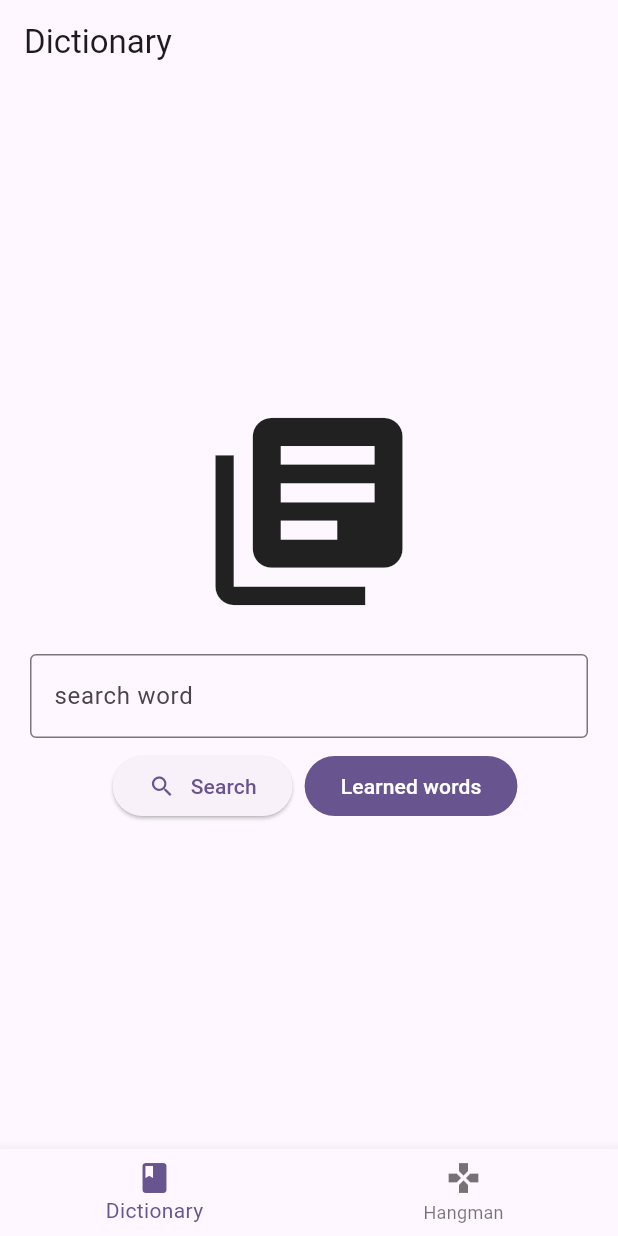
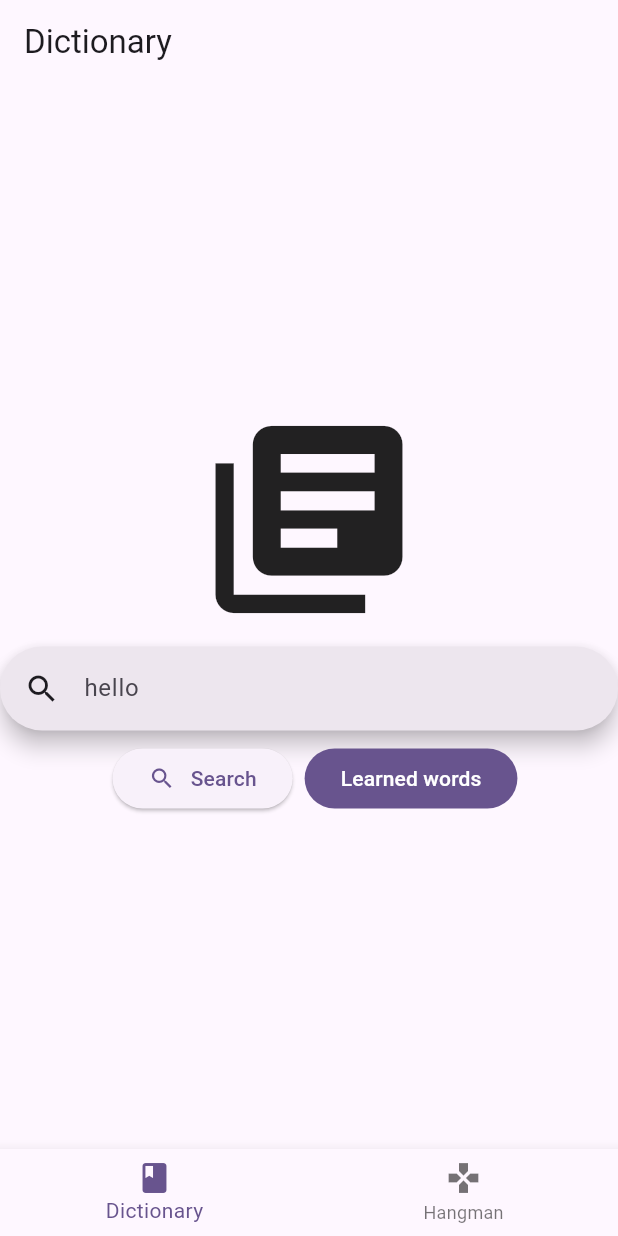
Before and after one commit to thaiminh2022/app_ta, a Flutter app: the screen it shows after launch, on a phone screen of 412 x 824 dp. Run offline on Flutter 3.47's test engine with Material 3 defaults, Android fonts, the light colour scheme and no system bars; our stand-ins replace csv.

Commit message:
use SearchController

```diff
--- a/lib/features/dictionary/presentation/index.dart
+++ b/lib/features/dictionary/presentation/index.dart
@@ -7,29 +7,19 @@ import 'package:flutter/material.dart';
 class DictionarySearch extends StatelessWidget {
   DictionarySearch({super.key});
 
-  final TextEditingController _controller = TextEditingController();
+  final SearchController _controller = SearchController();
 
   @override
   Widget build(BuildContext context) {
     return Scaffold(
       appBar: AppBar(title: Text("Dictionary")),
-      body: Container(
-        margin: EdgeInsets.all(20),
-        child: Center(
+      body: Center(
         child: Column(
           mainAxisAlignment: MainAxisAlignment.center,
           children: [
             Icon(Icons.library_books, size: 150),
-              SizedBox(height: 20),
-              TextField(
-                controller: _controller,
-
-                decoration: InputDecoration(
-                  border: OutlineInputBorder(),
-                  hintText: "Seach term",
-                  label: Text("search word"),
-                ),
-              ),
+            SizedBox(height: 10),
+            DictionarySearchBarView(controller: _controller),
             Row(
               mainAxisAlignment: MainAxisAlignment.center,
               children: [
@@ -72,7 +62,33 @@ class DictionarySearch extends StatelessWidget {
           ],
         ),
       ),
-      ),
     );
   }
 }
+
+class DictionarySearchBarView extends StatelessWidget {
+  const DictionarySearchBarView({super.key, required this.controller});
+
+  final SearchController controller;
+
+  @override
+  Widget build(BuildContext context) {
+    return SearchAnchor(
+      searchController: controller,
+      suggestionsBuilder: (context, controller) {
+        return [];
+      },
+      builder: (context, controller) {
+        return SearchBar(
+          controller: controller,
+          hintText: "hello",
+          padding: const WidgetStatePropertyAll<EdgeInsets>(
+            EdgeInsets.symmetric(horizontal: 16),
+          ),
+
+          leading: Icon(Icons.search),
+        );
+      },
+    );
+  }
+}
```
Lines whose indentation alone changed are shown as unchanged.
